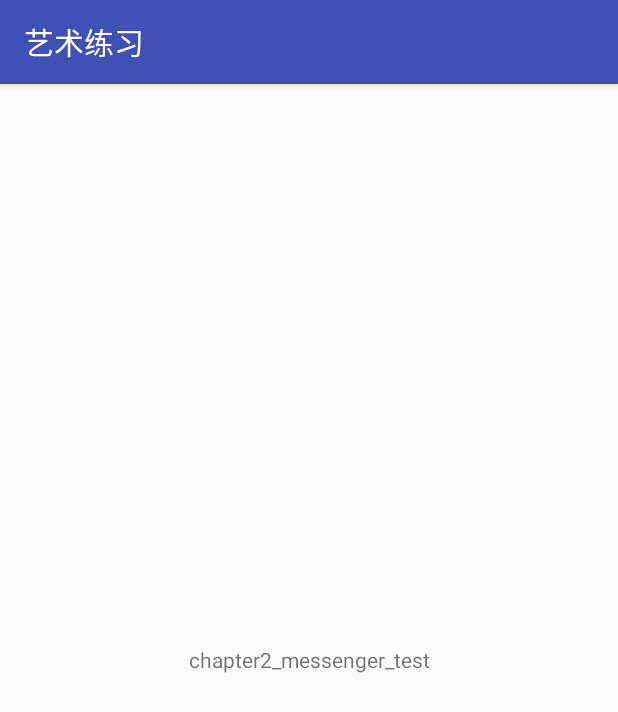
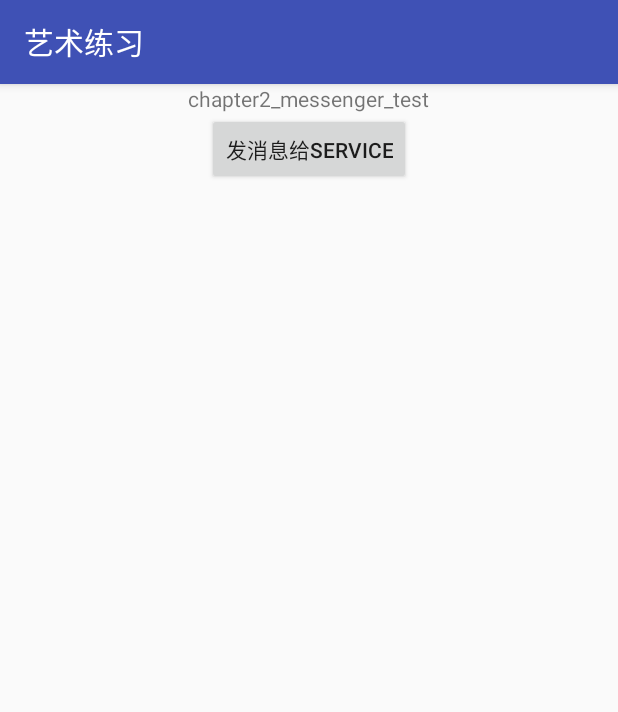
Before and after one commit to ouyangzn/android_dev_art_training, an Android app: the Chapter2MessengerActivity screen opened directly, with no data from a screen before it, on a phone screen of 412 x 824 dp. Shown: the top 712 px of the screen. Run offline under Robolectric (Android 15) with nearby library versions, the phone set to English and light mode, and no system bars; 2 statements that could not run were skipped.

Commit message:
实现使用messenger跨进程通信

```diff
--- a/app/src/main/java/com/ouyangzn/android_dev_art_training/module/chapter2/messenger/Chapter2MessengerActivity.java
+++ b/app/src/main/java/com/ouyangzn/android_dev_art_training/module/chapter2/messenger/Chapter2MessengerActivity.java
@@ -9,6 +9,7 @@ import android.os.IBinder;
 import android.os.Message;
 import android.os.Messenger;
 import android.os.RemoteException;
+import android.view.View;
 import com.ouyangzn.android_dev_art_training.R;
 import com.ouyangzn.android_dev_art_training.base.BaseActivity;
 import com.ouyangzn.android_dev_art_training.utils.Log;
@@ -25,26 +26,27 @@ public class Chapter2MessengerActivity extends BaseActivity {
   public static final String MSG_DATA_KEY_HELLO = "key_hello";
 
   private ServiceConnection mConnection;
-  private Messenger mCommunityMessenger;
+  private Messenger mReceiveMessenger;
+  private Messenger mSendMessenger;
 
   @Override protected int getContentResId() {
     return R.layout.layout_activity_chapter2_messenger;
   }
 
   @Override protected void initData() {
-    mCommunityMessenger = new Messenger(new MessengerHandler(Chapter2MessengerActivity.this));
+    mReceiveMessenger = new Messenger(new MessengerHandler(Chapter2MessengerActivity.this));
     Intent intent = new Intent(this, Chapter2MessengerService.class);
     mConnection = new ServiceConnection() {
       @Override public void onServiceConnected(ComponentName name, IBinder service) {
-        Messenger messenger = new Messenger(service);
+        mSendMessenger = new Messenger(service);
         Message msg = Message.obtain();
         msg.what = MSG_HELLO;
-        msg.replyTo = mCommunityMessenger;
+        msg.replyTo = mReceiveMessenger;
         Bundle bundle = new Bundle(1);
         bundle.putString(MSG_DATA_KEY_HELLO, "hello service!");
         msg.setData(bundle);
         try {
-          messenger.send(msg);
+          mSendMessenger.send(msg);
         } catch (RemoteException e) {
           Log.e(TAG, "send message error:" + e.getMessage(), e);
         }
@@ -55,11 +57,24 @@ public class Chapter2MessengerActivity extends BaseActivity {
       }
     };
     getApplicationContext().bindService(intent, mConnection, BIND_AUTO_CREATE);
-    //startService(intent);
   }
 
   @Override protected void initView(Bundle savedInstanceState) {
 
+  }
+
+  public void sendMsg(View v) {
+    Message reply = Message.obtain();
+    reply.what = MSG_HELLO_2;
+    reply.replyTo = mReceiveMessenger;
+    Bundle bundle = new Bundle(1);
+    bundle.putString(MSG_DATA_KEY_HELLO, "haha.");
+    reply.setData(bundle);
+    try {
+      mSendMessenger.send(reply);
+    } catch (RemoteException e) {
+      Log.e(TAG, "----------reply message error：" + e.getMessage(), e);
+    }
   }
 
   @Override protected void onDestroy() {
@@ -82,19 +97,19 @@ public class Chapter2MessengerActivity extends BaseActivity {
           case MSG_HELLO: {
             Log.d(activity.TAG, "----------received message from service：" + msg.getData()
                 .getString(MSG_DATA_KEY_HELLO));
-            if (msg.replyTo != null) {
-              Message reply = Message.obtain();
-              reply.what = MSG_HELLO_2;
-              reply.replyTo = activity.mCommunityMessenger;
-              Bundle bundle = new Bundle(1);
-              bundle.putString(MSG_DATA_KEY_HELLO, "haha.");
-              reply.setData(bundle);
-              try {
-                msg.replyTo.send(reply);
-              } catch (RemoteException e) {
-                Log.e(activity.TAG, "----------reply message error：" + e.getMessage(), e);
-              }
-            }
+            //if (msg.replyTo != null) {
+            //  Message reply = Message.obtain();
+            //  reply.what = MSG_HELLO_2;
+            //  reply.replyTo = activity.mCommunityMessenger;
+            //  Bundle bundle = new Bundle(1);
+            //  bundle.putString(MSG_DATA_KEY_HELLO, "haha.");
+            //  reply.setData(bundle);
+            //  try {
+            //    msg.replyTo.send(reply);
+            //  } catch (RemoteException e) {
+            //    Log.e(activity.TAG, "----------reply message error：" + e.getMessage(), e);
+            //  }
+            //}
             break;
           }
           case MSG_HELLO_2: {
--- a/app/src/main/java/com/ouyangzn/android_dev_art_training/module/chapter2/messenger/Chapter2MessengerService.java
+++ b/app/src/main/java/com/ouyangzn/android_dev_art_training/module/chapter2/messenger/Chapter2MessengerService.java
@@ -71,7 +71,7 @@ public class Chapter2MessengerService extends Service {
             Message reply = Message.obtain();
             reply.what = MSG_HELLO_2;
             Bundle bundle = new Bundle(1);
-            bundle.putString(MSG_DATA_KEY_HELLO, "received.");
+            bundle.putString(MSG_DATA_KEY_HELLO, "hahaha.");
             reply.setData(bundle);
             try {
               msg.replyTo.send(reply);
--- a/app/src/main/res/layout/layout_activity_chapter2_messenger.xml
+++ b/app/src/main/res/layout/layout_activity_chapter2_messenger.xml
@@ -5,9 +5,16 @@
     android:orientation="vertical"
     >
   <TextView
-      android:layout_width="match_parent"
-      android:layout_height="match_parent"
-      android:gravity="center"
+      android:layout_width="wrap_content"
+      android:layout_height="wrap_content"
+      android:layout_gravity="center"
       android:text="chapter2_messenger_test"
       />
+  <Button
+      android:layout_width="wrap_content"
+      android:layout_height="wrap_content"
+      android:layout_gravity="center"
+      android:onClick="sendMsg"
+      android:text="发消息给service"
+      />
 </LinearLayout>
```
